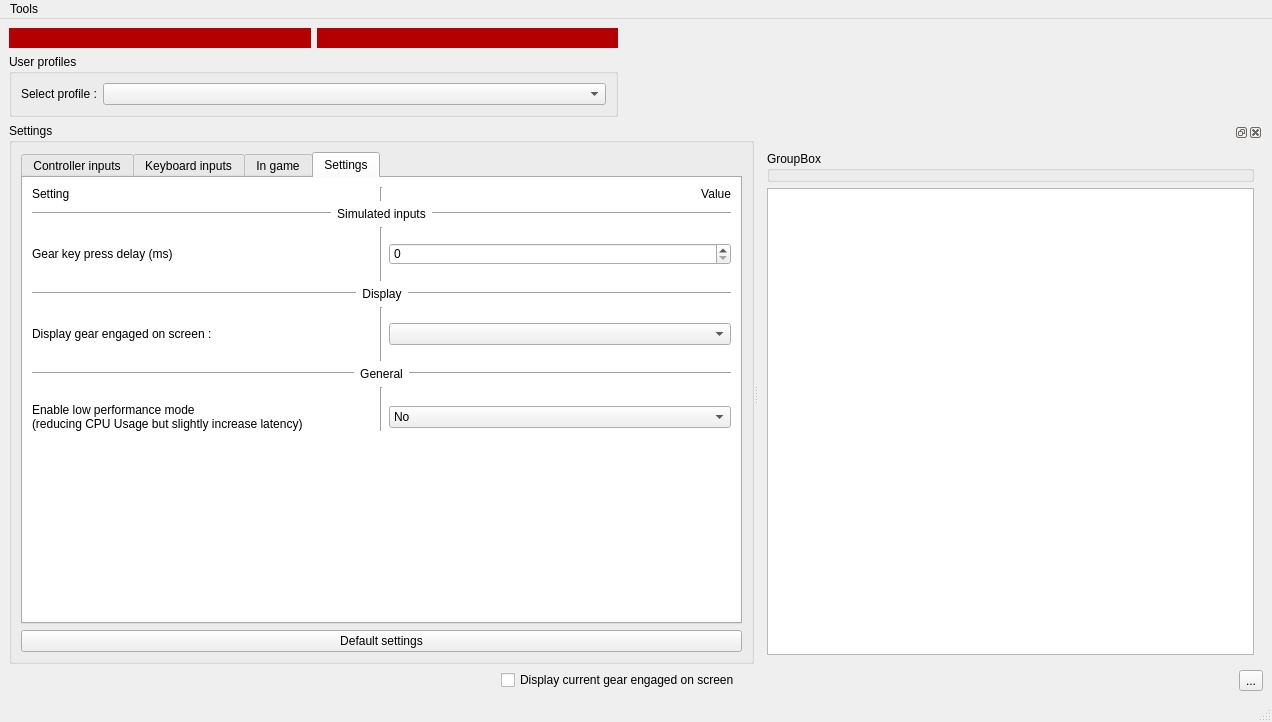
Above: BrokenTC2/mainwindow.ui from BrokenGameNoob/BrokenTC2 before the change. Below: the same form after it.
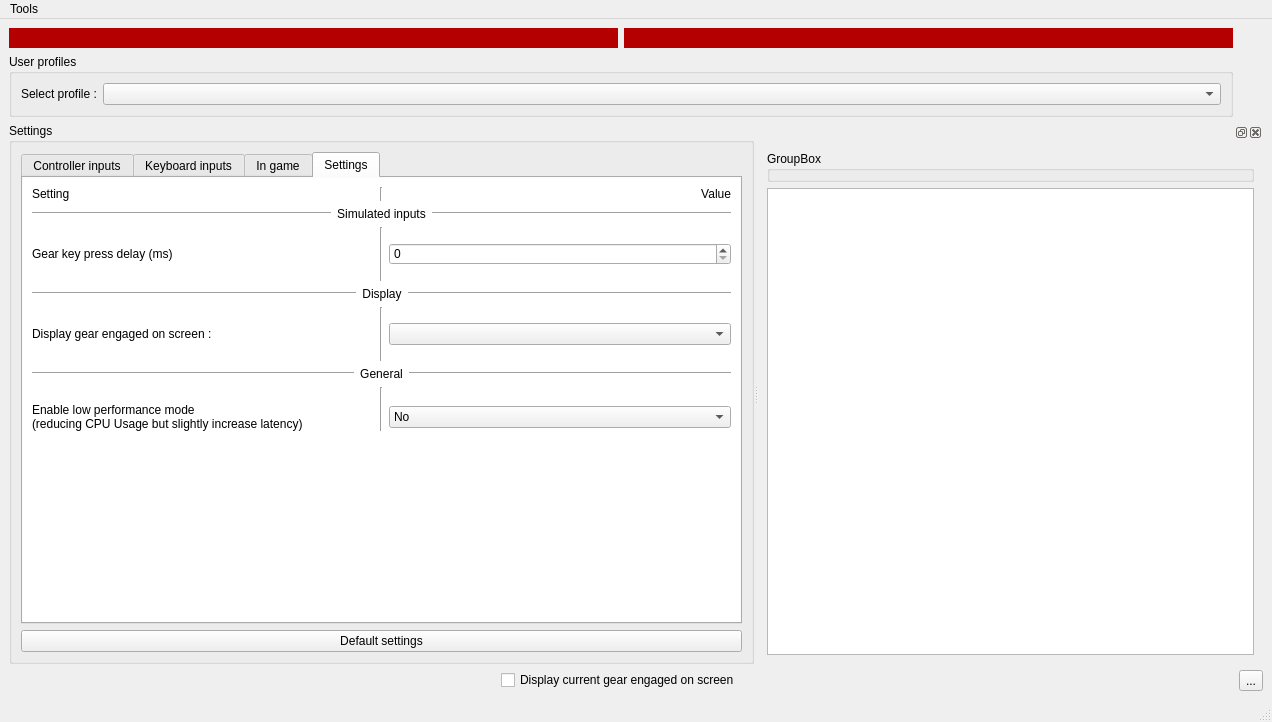
That is the form after the change. Icons and pictures are not drawn. Custom widgets are drawn as their Qt base class.

What changed in the file:
```diff
--- a/BrokenTC2/mainwindow.ui
+++ b/BrokenTC2/mainwindow.ui
@@ -15,41 +15,6 @@
   </property>
   <widget class="QWidget" name="centralwidget">
    <layout class="QGridLayout" name="gridLayout">
-    <item row="1" column="0">
-     <widget class="QGroupBox" name="gb_profile">
-      <property name="sizePolicy">
-       <sizepolicy hsizetype="Preferred" vsizetype="Maximum">
-        <horstretch>0</horstretch>
-        <verstretch>0</verstretch>
-       </sizepolicy>
-      </property>
-      <property name="title">
-       <string>User profiles</string>
-      </property>
-      <layout class="QVBoxLayout" name="verticalLayout_2">
-       <item>
-        <layout class="QHBoxLayout" name="hlay_profileComboBox">
-         <item>
-          <widget class="QLabel" name="lbl_disp_selectProfile">
-           <property name="sizePolicy">
-            <sizepolicy hsizetype="Maximum" vsizetype="Preferred">
-             <horstretch>0</horstretch>
-             <verstretch>0</verstretch>
-            </sizepolicy>
-           </property>
-           <property name="text">
-            <string>Select profile :</string>
-           </property>
-          </widget>
-         </item>
-         <item>
-          <widget class="QComboBox" name="cb_selectDevice"/>
-         </item>
-        </layout>
-       </item>
-      </layout>
-     </widget>
-    </item>
     <item row="2" column="0" colspan="3">
      <widget class="QSplitter" name="splitter">
       <property name="minimumSize">
@@ -1399,42 +1364,6 @@
       </widget>
      </widget>
     </item>
-    <item row="0" column="0">
-     <layout class="QHBoxLayout" name="hlay_pad">
-      <item>
-       <widget class="QLabel" name="lbl_pad_LB">
-        <property name="maximumSize">
-         <size>
-          <width>16777215</width>
-          <height>20</height>
-         </size>
-        </property>
-        <property name="styleSheet">
-         <string notr="true">background-color:rgb(180,0,0)</string>
-        </property>
-        <property name="text">
-         <string/>
-        </property>
-       </widget>
-      </item>
-      <item>
-       <widget class="QLabel" name="lbl_pad_RB">
-        <property name="maximumSize">
-         <size>
-          <width>16777215</width>
-          <height>20</height>
-         </size>
-        </property>
-        <property name="styleSheet">
-         <string notr="true">background-color:rgb(180,0,0)</string>
-        </property>
-        <property name="text">
-         <string/>
-        </property>
-       </widget>
-      </item>
-     </layout>
-    </item>
     <item row="3" column="2">
      <widget class="QToolButton" name="toolB_help">
       <property name="text">
@@ -1469,6 +1398,77 @@
       </item>
      </layout>
     </item>
+    <item row="0" column="0" colspan="2">
+     <layout class="QHBoxLayout" name="hlay_pad">
+      <item>
+       <widget class="QLabel" name="lbl_pad_LB">
+        <property name="maximumSize">
+         <size>
+          <width>16777215</width>
+          <height>20</height>
+         </size>
+        </property>
+        <property name="styleSheet">
+         <string notr="true">background-color:rgb(180,0,0)</string>
+        </property>
+        <property name="text">
+         <string/>
+        </property>
+       </widget>
+      </item>
+      <item>
+       <widget class="QLabel" name="lbl_pad_RB">
+        <property name="maximumSize">
+         <size>
+          <width>16777215</width>
+          <height>20</height>
+         </size>
+        </property>
+        <property name="styleSheet">
+         <string notr="true">background-color:rgb(180,0,0)</string>
+        </property>
+        <property name="text">
+         <string/>
+        </property>
+       </widget>
+      </item>
+     </layout>
+    </item>
+    <item row="1" column="0" colspan="2">
+     <widget class="QGroupBox" name="gb_profile">
+      <property name="sizePolicy">
+       <sizepolicy hsizetype="Preferred" vsizetype="Maximum">
+        <horstretch>0</horstretch>
+        <verstretch>0</verstretch>
+       </sizepolicy>
+      </property>
+      <property name="title">
+       <string>User profiles</string>
+      </property>
+      <layout class="QVBoxLayout" name="verticalLayout_2">
+       <item>
+        <layout class="QHBoxLayout" name="hlay_profileComboBox">
+         <item>
+          <widget class="QLabel" name="lbl_disp_selectProfile">
+           <property name="sizePolicy">
+            <sizepolicy hsizetype="Maximum" vsizetype="Preferred">
+             <horstretch>0</horstretch>
+             <verstretch>0</verstretch>
+            </sizepolicy>
+           </property>
+           <property name="text">
+            <string>Select profile :</string>
+           </property>
+          </widget>
+         </item>
+         <item>
+          <widget class="QComboBox" name="cb_selectDevice"/>
+         </item>
+        </layout>
+       </item>
+      </layout>
+     </widget>
+    </item>
    </layout>
   </widget>
   <widget class="QMenuBar" name="menubar">
```
